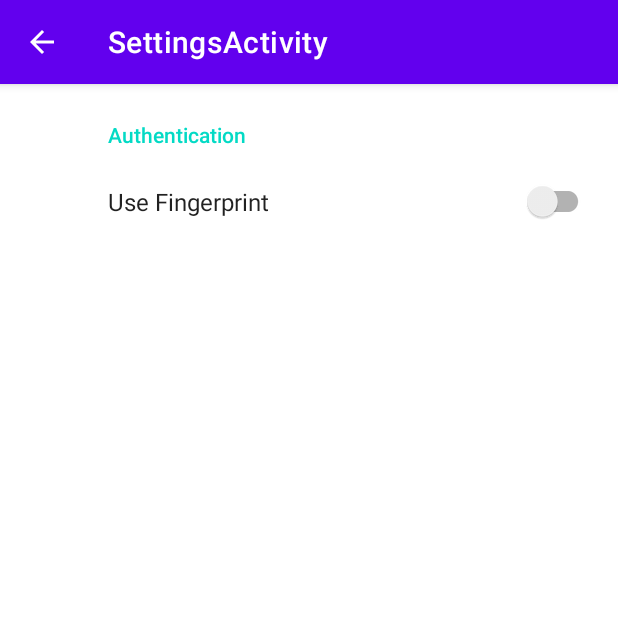
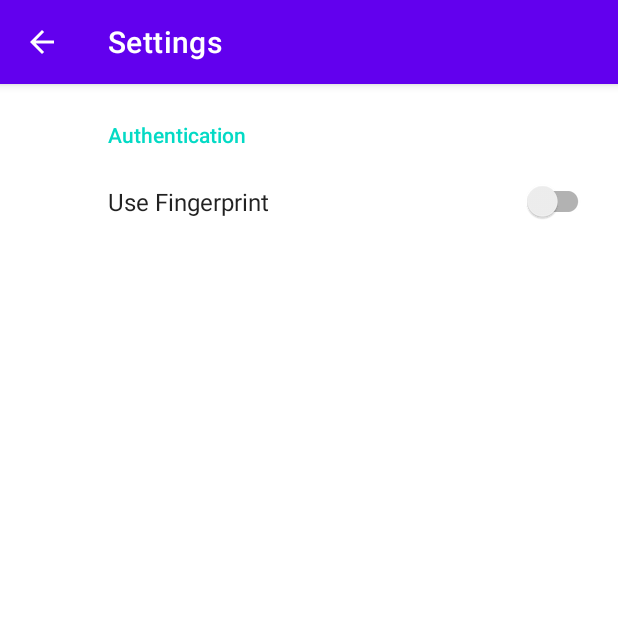
Before and after one commit to hbgtx/Hola, an Android app: the screen it shows after launch (SettingsActivity), after a tap on "SETTINGS", on a phone screen of 412 x 824 dp, the top half of it. Run offline under Robolectric (Android 15) with nearby library versions, the phone set to English and light mode, and no system bars; our stand-ins replace androidx.preference.

Commit message:
Use custom action bar for activities.
Tested:
Tested on Samsung S20FE.

```diff
--- a/app/src/main/java/com/hbgtx/hola/activities/MainActivity.java
+++ b/app/src/main/java/com/hbgtx/hola/activities/MainActivity.java
@@ -2,9 +2,9 @@ package com.hbgtx.hola.activities;
 
 import android.content.Intent;
 import android.os.Bundle;
-import android.view.View;
 
 import androidx.appcompat.app.AppCompatActivity;
+import androidx.appcompat.widget.Toolbar;
 
 import com.hbgtx.hola.R;
 import com.hbgtx.hola.authentication.BiometricAuthenticator;
@@ -19,6 +19,8 @@ public class MainActivity extends AppCompatActivity {
     protected void onCreate(Bundle savedInstanceState) {
         super.onCreate(savedInstanceState);
         setContentView(R.layout.activity_main);
+        Toolbar toolbar = (Toolbar) findViewById(R.id.main_activity_toolbar);
+        setSupportActionBar(toolbar);
         sharedPrefUtil = new SharedPrefUtil(this);
         biometricAuthenticator = new BiometricAuthenticator(this);
         findViewById(R.id.settings_button).setOnClickListener(view -> {
--- a/app/src/main/java/com/hbgtx/hola/activities/SettingsActivity.java
+++ b/app/src/main/java/com/hbgtx/hola/activities/SettingsActivity.java
@@ -6,6 +6,7 @@ import android.view.MenuItem;
 import androidx.annotation.NonNull;
 import androidx.appcompat.app.ActionBar;
 import androidx.appcompat.app.AppCompatActivity;
+import androidx.appcompat.widget.Toolbar;
 import androidx.preference.Preference;
 import androidx.preference.PreferenceFragmentCompat;
 
@@ -24,6 +25,8 @@ public class SettingsActivity extends AppCompatActivity {
                     .replace(R.id.settings, new SettingsFragment())
                     .commit();
         }
+        Toolbar toolbar = (Toolbar) findViewById(R.id.settings_activity_toolbar);
+        setSupportActionBar(toolbar);
         ActionBar actionBar = getSupportActionBar();
         if (actionBar != null) {
             actionBar.setDisplayHomeAsUpEnabled(true);
--- a/app/src/main/res/layout/settings_activity.xml
+++ b/app/src/main/res/layout/settings_activity.xml
@@ -1,6 +1,19 @@
 <LinearLayout xmlns:android="http://schemas.android.com/apk/res/android"
+    xmlns:app="http://schemas.android.com/apk/res-auto"
+    xmlns:tools="http://schemas.android.com/tools"
     android:layout_width="match_parent"
-    android:layout_height="match_parent">
+    android:layout_height="match_parent"
+    android:orientation="vertical">
+
+    <androidx.appcompat.widget.Toolbar
+        android:id="@+id/settings_activity_toolbar"
+        android:layout_width="match_parent"
+        android:layout_height="?attr/actionBarSize"
+        android:background="?attr/colorPrimary"
+        android:elevation="4dp"
+        android:theme="@style/Theme.Hola.actionBar"
+        app:title="@string/settings_activity_title"
+        tools:ignore="MissingConstraints" />
 
     <FrameLayout
         android:id="@+id/settings"
--- a/app/src/main/res/values-night/themes.xml
+++ b/app/src/main/res/values-night/themes.xml
@@ -1,4 +1,4 @@
-<resources xmlns:tools="http://schemas.android.com/tools">
+<resources>
     <!-- Base application theme. -->
     <style name="Theme.Hola" parent="Theme.MaterialComponents.DayNight.DarkActionBar">
         <!-- Primary brand color. -->
@@ -12,5 +12,9 @@
         <!-- Status bar color. -->
         <item name="android:statusBarColor">?attr/colorPrimaryVariant</item>
         <!-- Customize your theme here. -->
+        <item name="windowActionBar">false</item>
+        <item name="windowNoTitle">true</item>
     </style>
+
+    <style name="Theme.Hola.actionBar" parent="@style/ThemeOverlay.AppCompat.ActionBar" />
 </resources>
--- a/app/src/main/res/values/strings.xml
+++ b/app/src/main/res/values/strings.xml
@@ -3,6 +3,7 @@
     <string name="title_activity_settings">SettingsActivity</string>
 
     <!--Button texts-->
+    <string name="settings_activity_title">Settings</string>
     <string name="setting_text">Settings</string>
 
     <!-- Preference Titles -->
--- a/app/src/main/res/values/themes.xml
+++ b/app/src/main/res/values/themes.xml
@@ -12,5 +12,12 @@
         <!-- Status bar color. -->
         <item name="android:statusBarColor">?attr/colorPrimaryVariant</item>
         <!-- Customize your theme here. -->
+        <item name="windowActionBar">false</item>
+        <item name="windowNoTitle">true</item>
+
+    </style>
+
+    <style name="Theme.Hola.actionBar" parent="@style/ThemeOverlay.AppCompat.ActionBar">
+        <item name="android:textColorPrimary">@color/white</item>
     </style>
 </resources>
```
Also changed, not shown: app/src/main/res/layout/activity_main.xml (+11 -0 lines).
